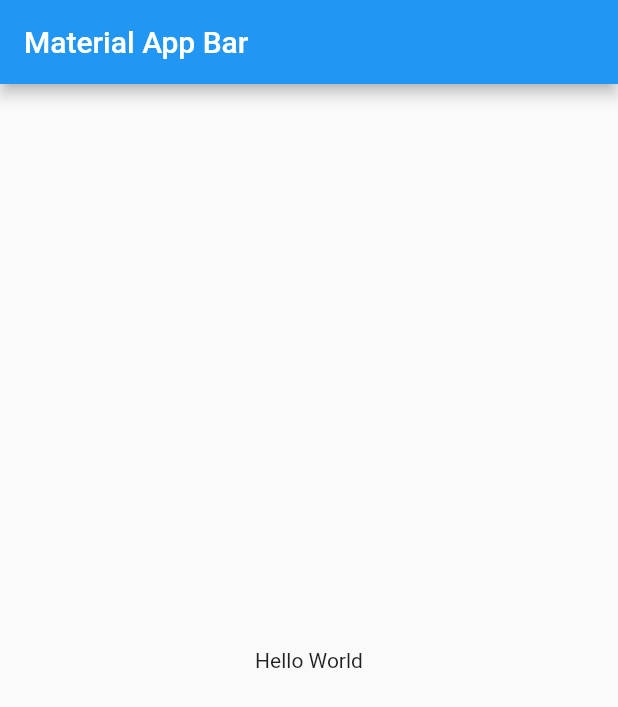
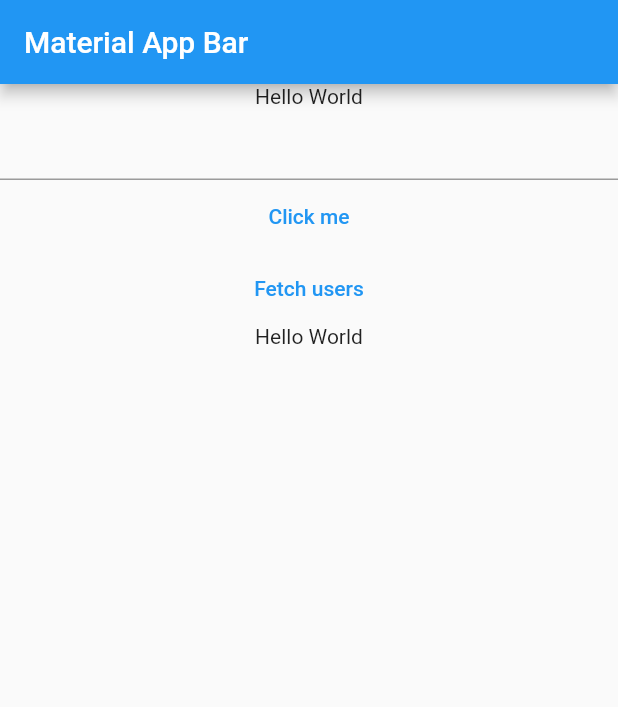
Before and after one commit to armandosalazar/app_bloc, a Flutter app: the screen it shows after launch, on a phone screen of 412 x 824 dp. Shown: the top 707 px of the screen. Run offline on Flutter 3.47's test engine with Material 2 defaults, Android fonts, the phone set to English and light mode, and no system bars.

Commit message:
add StatefulWidget

```diff
--- a/lib/main.dart
+++ b/lib/main.dart
@@ -5,8 +5,6 @@ void main() => runApp(const MyApp());
 
 class MyApp extends StatelessWidget {
   const MyApp({super.key});
-
-  final usersService = UsersService();
 
   @override
   Widget build(BuildContext context) {
@@ -16,10 +14,53 @@ class MyApp extends StatelessWidget {
         appBar: AppBar(
           title: const Text('Material App Bar'),
         ),
-        body: const Center(
-          child: Text('Hello World'),
+        body: Column(
+          children: const [
+            FormText(),
+            Center(
+              child: Text('Hello World'),
+            ),
+          ],
         ),
       ),
     );
   }
 }
+
+class FormText extends StatefulWidget {
+  const FormText({Key? key}) : super(key: key);
+
+  @override
+  State<FormText> createState() => _FormTextState();
+}
+
+class _FormTextState extends State<FormText> {
+  String _value = 'Hello World';
+  final _controller = TextEditingController();
+
+  @override
+  Widget build(BuildContext context) {
+    return Column(
+      children: [
+        Text(_value),
+        TextField(
+          controller: _controller,
+        ),
+        TextButton(
+          onPressed: () {
+            setState(() {
+              _value = _controller.text;
+            });
+          },
+          child: const Text('Click me'),
+        ),
+        TextButton(
+          onPressed: () {
+            UsersService.instance.getUsers();
+          },
+          child: const Text('Fetch users'),
+        ),
+      ],
+    );
+  }
+}
--- a/lib/services/users_service.dart
+++ b/lib/services/users_service.dart
@@ -1,12 +1,15 @@
 import 'package:http/http.dart' as http;
 
 // Abstract class can't be instantiated
-abstract class UsersService {
+class UsersService {
+  static final instance = UsersService();
+
   final _httpClient = http.Client();
   final _baseUrl = 'https://642351e0001cb9fc203d0b3b.mockapi.io/users';
 
-  Future<void> getUsers() async {
+  Future<bool> getUsers() async {
     final response = await _httpClient.get(Uri.parse(_baseUrl));
     print(response.body);
+    return true;
   }
 }
```
